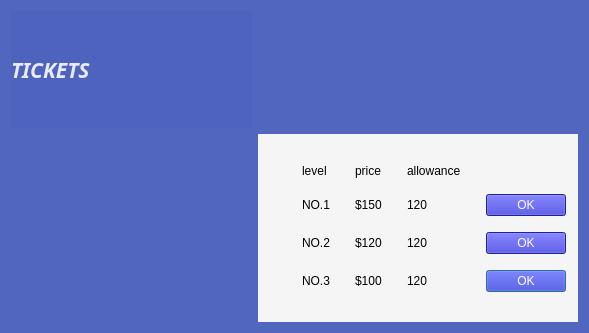
First picture: the form in bookingSystem/chooseticketdialog.ui, repository OurBigHomework/OurHomework, before the edit.
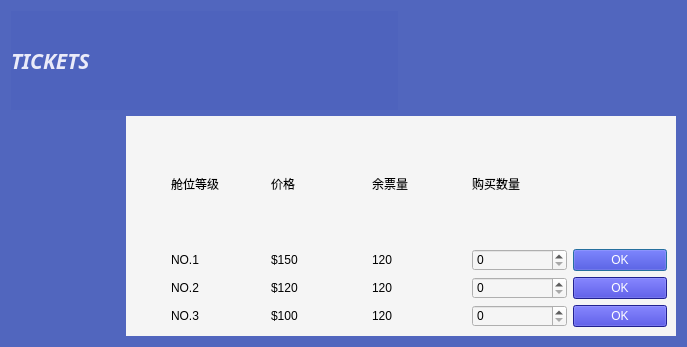
Second picture: the form after the edit. Icons and pictures are not drawn.

```diff
--- a/bookingSystem/chooseticketdialog.ui
+++ b/bookingSystem/chooseticketdialog.ui
@@ -6,8 +6,8 @@
    <rect>
     <x>0</x>
     <y>0</y>
-    <width>589</width>
-    <height>333</height>
+    <width>687</width>
+    <height>347</height>
    </rect>
   </property>
   <property name="windowTitle">
@@ -18,7 +18,7 @@
 background-color: rgba(78, 99, 189,220);</string>
   </property>
   <layout class="QGridLayout" name="gridLayout_2">
-   <item row="0" column="0">
+   <item row="0" column="0" colspan="2">
     <widget class="QLabel" name="label_17">
      <property name="font">
       <font>
@@ -39,7 +39,7 @@
      </property>
     </widget>
    </item>
-   <item row="0" column="1">
+   <item row="0" column="2">
     <spacer name="verticalSpacer">
      <property name="orientation">
       <enum>Qt::Vertical</enum>
@@ -68,86 +68,44 @@
      </property>
     </spacer>
    </item>
-   <item row="1" column="1">
+   <item row="1" column="1" colspan="2">
     <widget class="QWidget" name="widget" native="true">
+     <property name="minimumSize">
+      <size>
+       <width>550</width>
+       <height>220</height>
+      </size>
+     </property>
      <property name="styleSheet">
       <string notr="true">
 background-color: rgb(245, 245, 245);</string>
      </property>
      <layout class="QGridLayout" name="gridLayout">
-      <property name="leftMargin">
-       <number>12</number>
-      </property>
-      <property name="topMargin">
-       <number>30</number>
-      </property>
-      <property name="rightMargin">
-       <number>12</number>
-      </property>
-      <property name="bottomMargin">
-       <number>30</number>
-      </property>
-      <property name="horizontalSpacing">
-       <number>25</number>
-      </property>
-      <property name="verticalSpacing">
-       <number>16</number>
-      </property>
-      <item row="3" column="2">
-       <widget class="QLabel" name="label_11">
+      <item row="0" column="1">
+       <widget class="QLabel" name="label_2">
         <property name="text">
-         <string>$100</string>
-        </property>
-       </widget>
-      </item>
-      <item row="3" column="0">
-       <widget class="QLabel" name="label_16">
-        <property name="maximumSize">
-         <size>
-          <width>30</width>
-          <height>30</height>
-         </size>
-        </property>
-        <property name="text">
-         <string/>
-        </property>
-        <property name="pixmap">
-         <pixmap resource="image.qrc">:/new/prefix1/icon1.png</pixmap>
-        </property>
-        <property name="scaledContents">
-         <bool>true</bool>
-        </property>
-       </widget>
-      </item>
-      <item row="3" column="1">
-       <widget class="QLabel" name="label_8">
-        <property name="text">
-         <string>NO.3</string>
-        </property>
-       </widget>
-      </item>
-      <item row="3" column="4">
-       <widget class="QPushButton" name="pushButton_3">
-        <property name="styleSheet">
-         <string notr="true">background-color: rgb(46, 46, 202);
-color: rgb(255, 255, 255);</string>
-        </property>
-        <property name="text">
-         <string>OK</string>
-        </property>
-       </widget>
-      </item>
-      <item row="3" column="3">
-       <widget class="QLabel" name="label_14">
-        <property name="text">
-         <string>120</string>
+         <string>舱位等级</string>
         </property>
        </widget>
       </item>
       <item row="0" column="2">
        <widget class="QLabel" name="label_3">
         <property name="text">
-         <string>price</string>
+         <string>价格</string>
+        </property>
+       </widget>
+      </item>
+      <item row="0" column="3">
+       <widget class="QLabel" name="label_4">
+        <property name="text">
+         <string>余票量</string>
+        </property>
+       </widget>
+      </item>
+      <item row="0" column="4">
+       <widget class="QLabel" name="label_5">
+        <property name="text">
+         <string>购买数量</string>
         </property>
        </widget>
       </item>
@@ -177,10 +135,32 @@
         </property>
        </widget>
       </item>
-      <item row="0" column="3">
-       <widget class="QLabel" name="label_4">
+      <item row="1" column="2">
+       <widget class="QLabel" name="label_9">
         <property name="text">
-         <string>allowance</string>
+         <string>$150</string>
+        </property>
+       </widget>
+      </item>
+      <item row="1" column="3">
+       <widget class="QLabel" name="num1">
+        <property name="text">
+         <string>120</string>
+        </property>
+       </widget>
+      </item>
+      <item row="1" column="4">
+       <widget class="QSpinBox" name="spinBox1"/>
+      </item>
+      <item row="1" column="5">
+       <widget class="QPushButton" name="buy1">
+        <property name="styleSheet">
+         <string notr="true">
+background-color: rgb(46, 46, 202);
+color: rgb(255, 255, 255);</string>
+        </property>
+        <property name="text">
+         <string>OK</string>
         </property>
        </widget>
       </item>
@@ -210,31 +190,6 @@
         </property>
        </widget>
       </item>
-      <item row="2" column="3">
-       <widget class="QLabel" name="label_13">
-        <property name="text">
-         <string>120</string>
-        </property>
-       </widget>
-      </item>
-      <item row="0" column="1">
-       <widget class="QLabel" name="label_2">
-        <property name="text">
-         <string>level </string>
-        </property>
-       </widget>
-      </item>
-      <item row="2" column="4">
-       <widget class="QPushButton" name="pushButton_2">
-        <property name="styleSheet">
-         <string notr="true">background-color: rgb(46, 46, 202);
-color: rgb(255, 255, 255);</string>
-        </property>
-        <property name="text">
-         <string>OK</string>
-        </property>
-       </widget>
-      </item>
       <item row="2" column="2">
        <widget class="QLabel" name="label_10">
         <property name="text">
@@ -242,18 +197,20 @@
         </property>
        </widget>
       </item>
-      <item row="1" column="3">
-       <widget class="QLabel" name="label_12">
+      <item row="2" column="3">
+       <widget class="QLabel" name="num2">
         <property name="text">
          <string>120</string>
         </property>
        </widget>
       </item>
-      <item row="1" column="4">
-       <widget class="QPushButton" name="pushButton">
+      <item row="2" column="4">
+       <widget class="QSpinBox" name="spinBox2"/>
+      </item>
+      <item row="2" column="5">
+       <widget class="QPushButton" name="buy2">
         <property name="styleSheet">
-         <string notr="true">
-background-color: rgb(46, 46, 202);
+         <string notr="true">background-color: rgb(46, 46, 202);
 color: rgb(255, 255, 255);</string>
         </property>
         <property name="text">
@@ -261,10 +218,57 @@
         </property>
        </widget>
       </item>
-      <item row="1" column="2">
-       <widget class="QLabel" name="label_9">
+      <item row="3" column="0">
+       <widget class="QLabel" name="label_16">
+        <property name="maximumSize">
+         <size>
+          <width>30</width>
+          <height>30</height>
+         </size>
+        </property>
         <property name="text">
-         <string>$150</string>
+         <string/>
+        </property>
+        <property name="pixmap">
+         <pixmap resource="image.qrc">:/new/prefix1/icon1.png</pixmap>
+        </property>
+        <property name="scaledContents">
+         <bool>true</bool>
+        </property>
+       </widget>
+      </item>
+      <item row="3" column="1">
+       <widget class="QLabel" name="label_8">
+        <property name="text">
+         <string>NO.3</string>
+        </property>
+       </widget>
+      </item>
+      <item row="3" column="2">
+       <widget class="QLabel" name="label_11">
+        <property name="text">
+         <string>$100</string>
+        </property>
+       </widget>
+      </item>
+      <item row="3" column="3">
+       <widget class="QLabel" name="num3">
+        <property name="text">
+         <string>120</string>
+        </property>
+       </widget>
+      </item>
+      <item row="3" column="4">
+       <widget class="QSpinBox" name="spinBox3"/>
+      </item>
+      <item row="3" column="5">
+       <widget class="QPushButton" name="buy3">
+        <property name="styleSheet">
+         <string notr="true">background-color: rgb(46, 46, 202);
+color: rgb(255, 255, 255);</string>
+        </property>
+        <property name="text">
+         <string>OK</string>
         </property>
        </widget>
       </item>
```
